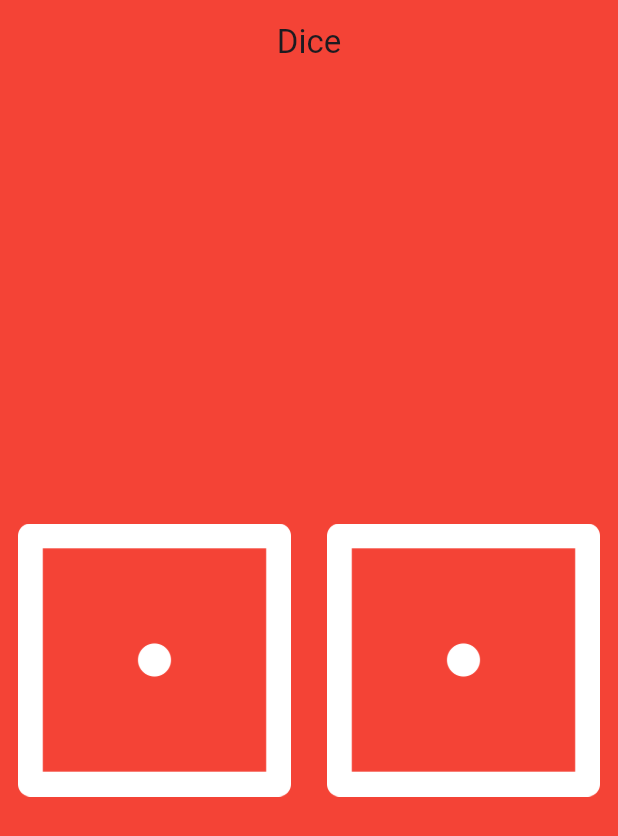
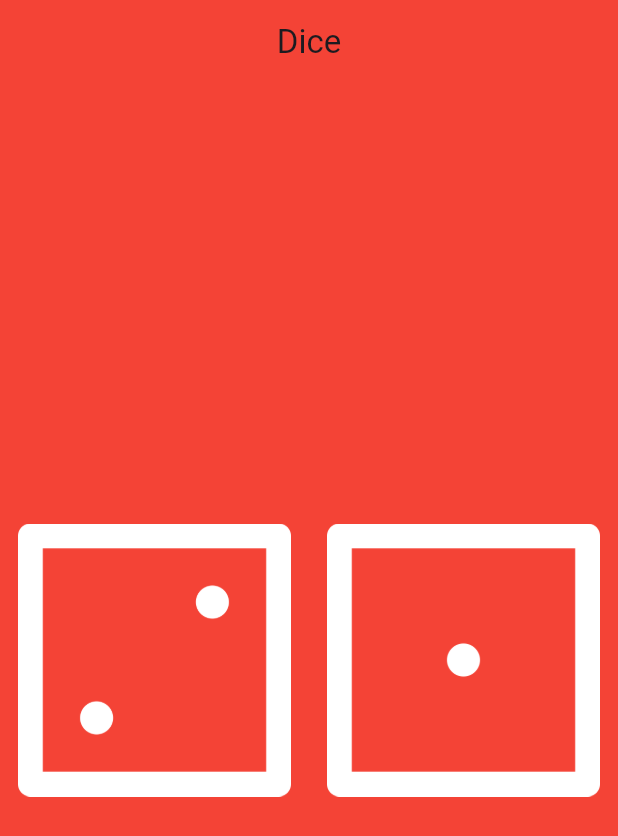
Before and after one commit to Shadislam1/dicee, a Flutter app: the screen it shows after launch, on a phone screen of 412 x 824 dp. Shown: the top 836 px of the screen. Run offline on Flutter 3.47's test engine with Material 3 defaults, Android fonts, the phone set to English and light mode, and no system bars.

Commit message:
update onpresd

```diff
--- a/lib/main.dart
+++ b/lib/main.dart
@@ -22,10 +22,12 @@ void main() {
 }
 
 class DicePage extends StatelessWidget {
-  const DicePage({super.key});
+
+   DicePage({super.key});
 
   @override
   Widget build(BuildContext context) {
+    var leftDiceNumber=2;
     return Center(
       child: Row(
       children: <Widget> [
@@ -35,7 +37,7 @@ class DicePage extends StatelessWidget {
             onPressed: () {
               print('Left button got pressed');
              },
-            child: Image.asset('images/dice1.png'),
+            child: Image.asset('images/dice$leftDiceNumber.png'),
             ),
           ),
 
--- a/pubspec.yaml
+++ b/pubspec.yaml
@@ -61,3 +61,8 @@ flutter:
 
   assets:
     - images/dice1.png
+    - images/dice2.png
+    - images/dice3.png
+    - images/dice4.png
+    - images/dice5.png
+    - images/dice6.png
```
